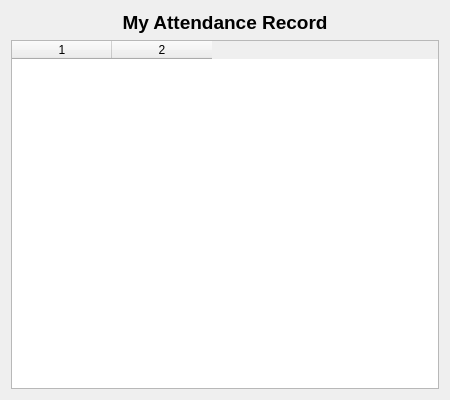
First picture: the form in StudentPanel/StudentAttendance.ui, repository sarimkhan4/SchoolManagementSystem, before the edit.
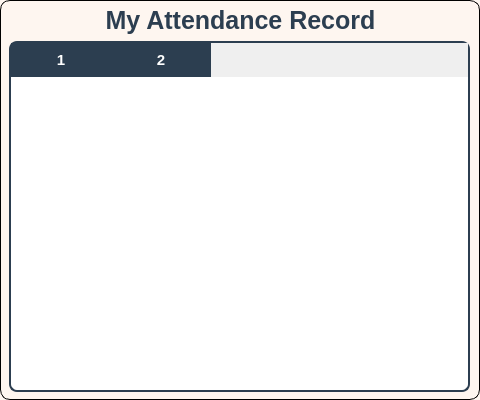
Second picture: the form after the edit.

Commit message: Created a UI for AdminPanel (6 files), StudentPanel (6 files), TeacherPanel (5 files), Login.

Diff of the .ui file:
```diff
--- a/StudentPanel/StudentAttendance.ui
+++ b/StudentPanel/StudentAttendance.ui
@@ -6,34 +6,96 @@
    <rect>
     <x>0</x>
     <y>0</y>
-    <width>450</width>
+    <width>480</width>
     <height>400</height>
    </rect>
   </property>
   <property name="windowTitle">
    <string>My Attendance</string>
   </property>
-  <layout class="QVBoxLayout" name="verticalLayout">
-   <item>
+  <property name="styleSheet">
+   <string notr="true">QDialog#StudentAttendance {
+        background-color: #fef6f0   ;
+        border: 1px solid black;
+        border-radius: 10%;
+}</string>
+  </property>
     <widget class="QLabel" name="titleLabel">
+   <property name="geometry">
+    <rect>
+     <x>10</x>
+     <y>0</y>
+     <width>461</width>
+     <height>41</height>
+    </rect>
+   </property>
      <property name="font">
       <font>
-       <pointsize>14</pointsize>
+     <pointsize>-1</pointsize>
        <bold>true</bold>
       </font>
      </property>
+   <property name="styleSheet">
+    <string notr="true">QLabel#titleLabel {
+        font-size: 25px;
+color: #2c3e50 ;
+}</string>
+   </property>
      <property name="text">
       <string>My Attendance Record</string>
      </property>
      <property name="alignment">
-      <set>Qt::AlignCenter</set>
-     </property>
-    </widget>
-   </item>
-   <item>
+    <set>Qt::AlignmentFlag::AlignCenter</set>
+   </property>
+  </widget>
     <widget class="QTableWidget" name="tableWidget">
-     <property name="columnCount">
-      <number>2</number>
+   <property name="geometry">
+    <rect>
+     <x>9</x>
+     <y>41</y>
+     <width>461</width>
+     <height>351</height>
+    </rect>
+   </property>
+   <property name="styleSheet">
+    <string notr="true">QTableView#tableWidget {
+    border: 1.5px solid #2c3e50;
+    border-radius: 8px;
+    background-color: #ffffff;
+    font-family: 'Segoe UI', sans-serif;
+    font-size: 11pt;
+    color: #2c3e50;
+    gridline-color: #ecf0f1;
+    alternate-background-color: #f7f9fa;
+    selection-background-color: #d6eaf8;
+    selection-color: #1a252f;
+}
+
+QHeaderView::section {
+    background-color: #2c3e50;
+    color: white;
+    font-weight: bold;
+    font-size: 11pt;
+    padding: 6px;
+    border: none;
+    font-family: 'Segoe UI', sans-serif;
+}
+
+QTableWidget QTableCornerButton::section {
+    background-color: #2c3e50;
+    border: none;
+}
+
+QTableWidget::item {
+    padding: 8px 10px;
+    font-size: 9pt;
+}
+
+QTableWidget::item:selected {
+    background-color: #d6eaf8;
+    color: #1a252f;
+}
+</string>
      </property>
      <property name="rowCount">
       <number>0</number>
@@ -44,9 +106,9 @@
        <string>Status</string>
       </stringlist>
      </property>
-    </widget>
-   </item>
-  </layout>
+   <column/>
+   <column/>
+  </widget>
  </widget>
  <resources/>
  <connections/>
```
Left out of the diff: 5 changed lines with no effect on the pictures. Lines whose indentation alone changed are shown as unchanged. The commit also changes 13 other files.
